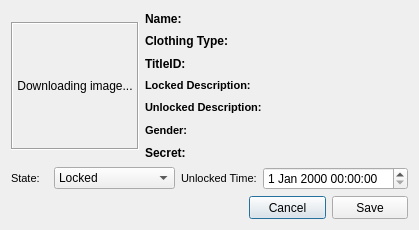
Old version of the form XDBF/avatarawarddialog.ui in the repository hetelek/XDBF-Manager.
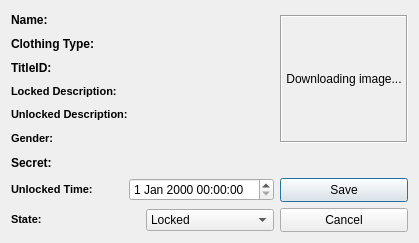
New version of the form. Icons and pictures are not drawn.

Commit message: addde address converter & re-did avatar award viewer ui

```diff
--- a/XDBF/avatarawarddialog.ui
+++ b/XDBF/avatarawarddialog.ui
@@ -7,18 +7,32 @@
     <x>0</x>
     <y>0</y>
     <width>419</width>
-    <height>230</height>
+    <height>243</height>
    </rect>
   </property>
   <property name="windowTitle">
    <string>Avatar Award Entry</string>
   </property>
-  <layout class="QVBoxLayout" name="verticalLayout_3">
-   <item>
-    <layout class="QVBoxLayout" name="verticalLayout_2">
-     <item>
-      <layout class="QHBoxLayout" name="horizontalLayout">
-       <item>
+  <layout class="QGridLayout" name="gridLayout_2">
+   <item row="0" column="0">
+    <layout class="QGridLayout" name="gridLayout">
+     <item row="0" column="0">
+      <widget class="QLabel" name="nameLbl">
+       <property name="minimumSize">
+        <size>
+         <width>261</width>
+         <height>16</height>
+        </size>
+       </property>
+       <property name="text">
+        <string>&lt;b&gt;Name: &lt;/b&gt;</string>
+       </property>
+       <property name="wordWrap">
+        <bool>true</bool>
+       </property>
+      </widget>
+     </item>
+     <item row="0" column="1" rowspan="6">
         <widget class="QLabel" name="awardImg">
          <property name="minimumSize">
           <size>
@@ -49,25 +63,7 @@
          </property>
         </widget>
        </item>
-       <item>
-        <layout class="QVBoxLayout" name="verticalLayout">
-         <item>
-          <widget class="QLabel" name="nameLbl">
-           <property name="minimumSize">
-            <size>
-             <width>261</width>
-             <height>16</height>
-            </size>
-           </property>
-           <property name="text">
-            <string>&lt;b&gt;Name: &lt;/b&gt;</string>
-           </property>
-           <property name="wordWrap">
-            <bool>true</bool>
-           </property>
-          </widget>
-         </item>
-         <item>
+     <item row="1" column="0">
           <widget class="QLabel" name="clothingTypeLbl">
            <property name="minimumSize">
             <size>
@@ -83,7 +79,7 @@
            </property>
           </widget>
          </item>
-         <item>
+     <item row="2" column="0">
           <widget class="QLabel" name="titleIdLbl">
            <property name="minimumSize">
             <size>
@@ -99,7 +95,7 @@
            </property>
           </widget>
          </item>
-         <item>
+     <item row="3" column="0">
           <widget class="QLabel" name="lockedDescLbl">
            <property name="minimumSize">
             <size>
@@ -119,7 +115,7 @@
            </property>
           </widget>
          </item>
-         <item>
+     <item row="4" column="0">
           <widget class="QLabel" name="unlockedDescLbl">
            <property name="minimumSize">
             <size>
@@ -139,7 +135,7 @@
            </property>
           </widget>
          </item>
-         <item>
+     <item row="5" column="0">
           <widget class="QLabel" name="genderLbl">
            <property name="minimumSize">
             <size>
@@ -159,19 +155,56 @@
            </property>
           </widget>
          </item>
-         <item>
+     <item row="6" column="0">
           <widget class="QLabel" name="secretLbl">
            <property name="text">
             <string>&lt;b&gt;Secret: &lt;/b&gt;</string>
            </property>
           </widget>
          </item>
-        </layout>
-       </item>
-      </layout>
+     <item row="7" column="0" colspan="2">
+      <layout class="QVBoxLayout" name="verticalLayout">
+       <item>
+        <layout class="QHBoxLayout" name="horizontalLayout">
+         <item>
+          <widget class="QLabel" name="label_8">
+           <property name="text">
+            <string>&lt;!DOCTYPE HTML PUBLIC &quot;-//W3C//DTD HTML 4.0//EN&quot; &quot;http://www.w3.org/TR/REC-html40/strict.dtd&quot;&gt;
+&lt;html&gt;&lt;head&gt;&lt;meta name=&quot;qrichtext&quot; content=&quot;1&quot; /&gt;&lt;style type=&quot;text/css&quot;&gt;
+p, li { white-space: pre-wrap; }
+&lt;/style&gt;&lt;/head&gt;&lt;body style=&quot; font-family:'MS Shell Dlg 2'; font-size:8.25pt; font-weight:400; font-style:normal;&quot;&gt;
+&lt;p style=&quot; margin-top:0px; margin-bottom:0px; margin-left:0px; margin-right:0px; -qt-block-indent:0; text-indent:0px;&quot;&gt;&lt;span style=&quot; font-size:8pt; font-weight:600;&quot;&gt;Unlocked Time:&lt;/span&gt;&lt;/p&gt;&lt;/body&gt;&lt;/html&gt;</string>
+           </property>
+          </widget>
+         </item>
+         <item>
+          <widget class="QDateTimeEdit" name="unlockedTimeDte"/>
      </item>
      <item>
-      <layout class="QHBoxLayout" name="horizontalLayout_4">
+          <widget class="QPushButton" name="saveBtn">
+           <property name="minimumSize">
+            <size>
+             <width>128</width>
+             <height>24</height>
+            </size>
+           </property>
+           <property name="maximumSize">
+            <size>
+             <width>128</width>
+             <height>24</height>
+            </size>
+           </property>
+           <property name="text">
+            <string>Save</string>
+           </property>
+           <property name="icon">
+            <iconset resource="images.qrc">
+             <normaloff>:/images/save.png</normaloff>:/images/save.png</iconset>
+           </property>
+          </widget>
+         </item>
+        </layout>
+       </item>
        <item>
         <layout class="QHBoxLayout" name="horizontalLayout_2">
          <item>
@@ -181,7 +214,7 @@
 &lt;html&gt;&lt;head&gt;&lt;meta name=&quot;qrichtext&quot; content=&quot;1&quot; /&gt;&lt;style type=&quot;text/css&quot;&gt;
 p, li { white-space: pre-wrap; }
 &lt;/style&gt;&lt;/head&gt;&lt;body style=&quot; font-family:'MS Shell Dlg 2'; font-size:8.25pt; font-weight:400; font-style:normal;&quot;&gt;
-&lt;p style=&quot; margin-top:0px; margin-bottom:0px; margin-left:0px; margin-right:0px; -qt-block-indent:0; text-indent:0px;&quot;&gt;&lt;span style=&quot; font-size:8pt;&quot;&gt;State: &lt;/span&gt;&lt;/p&gt;&lt;/body&gt;&lt;/html&gt;</string>
+&lt;p style=&quot; margin-top:0px; margin-bottom:0px; margin-left:0px; margin-right:0px; -qt-block-indent:0; text-indent:0px;&quot;&gt;&lt;span style=&quot; font-size:8pt; font-weight:600;&quot;&gt;State: &lt;/span&gt;&lt;/p&gt;&lt;/body&gt;&lt;/html&gt;</string>
            </property>
           </widget>
          </item>
@@ -204,51 +237,18 @@
            </item>
           </widget>
          </item>
-        </layout>
-       </item>
-       <item>
-        <layout class="QHBoxLayout" name="horizontalLayout_3">
-         <item>
-          <widget class="QLabel" name="label_8">
-           <property name="text">
-            <string>&lt;!DOCTYPE HTML PUBLIC &quot;-//W3C//DTD HTML 4.0//EN&quot; &quot;http://www.w3.org/TR/REC-html40/strict.dtd&quot;&gt;
-&lt;html&gt;&lt;head&gt;&lt;meta name=&quot;qrichtext&quot; content=&quot;1&quot; /&gt;&lt;style type=&quot;text/css&quot;&gt;
-p, li { white-space: pre-wrap; }
-&lt;/style&gt;&lt;/head&gt;&lt;body style=&quot; font-family:'MS Shell Dlg 2'; font-size:8.25pt; font-weight:400; font-style:normal;&quot;&gt;
-&lt;p style=&quot; margin-top:0px; margin-bottom:0px; margin-left:0px; margin-right:0px; -qt-block-indent:0; text-indent:0px;&quot;&gt;&lt;span style=&quot; font-size:8pt;&quot;&gt;Unlocked Time:&lt;/span&gt;&lt;/p&gt;&lt;/body&gt;&lt;/html&gt;</string>
-           </property>
-          </widget>
-         </item>
-         <item>
-          <widget class="QDateTimeEdit" name="unlockedTimeDte"/>
-         </item>
-        </layout>
-       </item>
-      </layout>
-     </item>
-    </layout>
-   </item>
-   <item>
-    <layout class="QHBoxLayout" name="horizontalLayout_5">
-     <item>
-      <spacer name="horizontalSpacer">
-       <property name="orientation">
-        <enum>Qt::Horizontal</enum>
-       </property>
-       <property name="sizeHint" stdset="0">
-        <size>
-         <width>40</width>
-         <height>20</height>
-        </size>
-       </property>
-      </spacer>
-     </item>
      <item>
       <widget class="QPushButton" name="cancelBtn">
+           <property name="minimumSize">
+            <size>
+             <width>128</width>
+             <height>24</height>
+            </size>
+           </property>
        <property name="maximumSize">
         <size>
-         <width>77</width>
-         <height>23</height>
+             <width>128</width>
+             <height>24</height>
         </size>
        </property>
        <property name="text">
@@ -260,22 +260,9 @@
        </property>
       </widget>
      </item>
-     <item>
-      <widget class="QPushButton" name="saveBtn">
-       <property name="maximumSize">
-        <size>
-         <width>76</width>
-         <height>23</height>
-        </size>
-       </property>
-       <property name="text">
-        <string>Save</string>
-       </property>
-       <property name="icon">
-        <iconset resource="images.qrc">
-         <normaloff>:/images/save.png</normaloff>:/images/save.png</iconset>
-       </property>
-      </widget>
+        </layout>
+       </item>
+      </layout>
      </item>
     </layout>
    </item>
```
Lines whose indentation alone changed are shown as unchanged. The commit also changes 7 other files.
